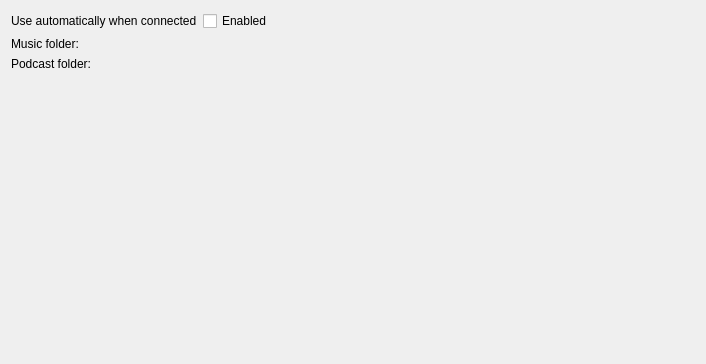
Above: src/core-impl/collections/umscollection/UmsConfiguration.ui from KDE/amarok before the change. Below: the same form after it.
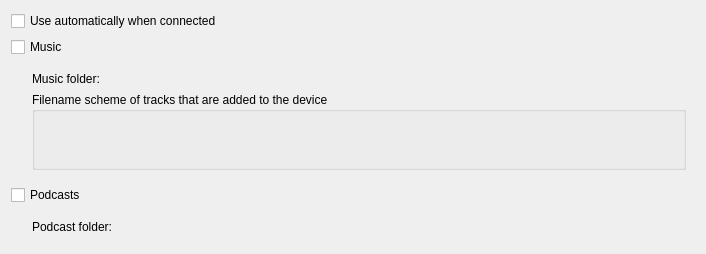
That is the form after the change. Custom widgets are drawn as their Qt base class.

Diff of the .ui file:
```diff
--- a/src/core-impl/collections/umscollection/UmsConfiguration.ui
+++ b/src/core-impl/collections/umscollection/UmsConfiguration.ui
@@ -7,7 +7,7 @@
     <x>0</x>
     <y>0</y>
     <width>706</width>
-    <height>364</height>
+    <height>254</height>
    </rect>
   </property>
   <property name="minimumSize">
@@ -19,41 +19,244 @@
   <property name="windowTitle">
    <string>USB Mass Storage device configuration</string>
   </property>
-  <layout class="QFormLayout" name="formLayout">
-   <item row="3" column="0">
-    <widget class="QLabel" name="label_2">
-     <property name="text">
-      <string>Music folder:</string>
-     </property>
-    </widget>
+  <layout class="QVBoxLayout" name="verticalLayout_3">
+   <item>
+    <layout class="QHBoxLayout" name="horizontalLayout_3">
+     <item>
+      <widget class="QCheckBox" name="m_autoConnect">
+       <property name="sizePolicy">
+        <sizepolicy hsizetype="Preferred" vsizetype="Fixed">
+         <horstretch>0</horstretch>
+         <verstretch>0</verstretch>
+        </sizepolicy>
+       </property>
+       <property name="minimumSize">
+        <size>
+         <width>250</width>
+         <height>0</height>
+        </size>
+       </property>
+       <property name="maximumSize">
+        <size>
+         <width>100</width>
+         <height>20</height>
+        </size>
+       </property>
+       <property name="autoFillBackground">
+        <bool>false</bool>
+       </property>
+       <property name="text">
+        <string>Use automatically when connected</string>
+       </property>
+      </widget>
+     </item>
+     <item>
+      <spacer name="horizontalSpacer">
+       <property name="orientation">
+        <enum>Qt::Horizontal</enum>
+       </property>
+       <property name="sizeHint" stdset="0">
+        <size>
+         <width>40</width>
+         <height>20</height>
+        </size>
+       </property>
+      </spacer>
+     </item>
+    </layout>
    </item>
-   <item row="3" column="1">
-    <widget class="KUrlRequester" name="m_musicFolder"/>
-   </item>
-   <item row="4" column="0">
-    <widget class="QLabel" name="label_3">
+   <item>
+    <widget class="QCheckBox" name="m_musicCheckBox">
+     <property name="font">
+      <font>
+       <weight>50</weight>
+       <bold>false</bold>
+       <underline>false</underline>
+      </font>
+     </property>
+     <property name="toolTip">
+      <string extracomment="Enabled music storage on this device"/>
+     </property>
      <property name="text">
-      <string>Podcast folder:</string>
+      <string>Music</string>
      </property>
     </widget>
    </item>
-   <item row="4" column="1">
-    <widget class="KUrlRequester" name="m_podcastFolder"/>
+   <item>
+    <layout class="QHBoxLayout" name="horizontalLayout_2">
+     <item>
+      <spacer name="horizontalSpacer_2">
+       <property name="orientation">
+        <enum>Qt::Horizontal</enum>
+       </property>
+       <property name="sizeType">
+        <enum>QSizePolicy::Fixed</enum>
+       </property>
+       <property name="sizeHint" stdset="0">
+        <size>
+         <width>12</width>
+         <height>20</height>
+        </size>
+       </property>
+      </spacer>
+     </item>
+     <item>
+      <widget class="QWidget" name="m_musicWidget" native="true">
+       <property name="sizePolicy">
+        <sizepolicy hsizetype="Minimum" vsizetype="MinimumExpanding">
+         <horstretch>0</horstretch>
+         <verstretch>0</verstretch>
+        </sizepolicy>
+       </property>
+       <layout class="QVBoxLayout" name="verticalLayout_2">
+        <item>
+         <layout class="QHBoxLayout" name="horizontalLayout_4">
+          <item>
+           <widget class="QLabel" name="label_4">
+            <property name="sizePolicy">
+             <sizepolicy hsizetype="Minimum" vsizetype="Minimum">
+              <horstretch>0</horstretch>
+              <verstretch>0</verstretch>
+             </sizepolicy>
+            </property>
+            <property name="minimumSize">
+             <size>
+              <width>200</width>
+              <height>10</height>
+             </size>
+            </property>
+            <property name="text">
+             <string>Music folder:</string>
+            </property>
+           </widget>
+          </item>
+          <item>
+           <widget class="KUrlRequester" name="m_musicFolder">
+            <property name="sizePolicy">
+             <sizepolicy hsizetype="Minimum" vsizetype="Minimum">
+              <horstretch>0</horstretch>
+              <verstretch>0</verstretch>
+             </sizepolicy>
+            </property>
+            <property name="minimumSize">
+             <size>
+              <width>100</width>
+              <height>0</height>
+             </size>
+            </property>
+           </widget>
+          </item>
+         </layout>
+        </item>
+        <item>
+         <widget class="QGroupBox" name="m_filenameSchemeBox">
+          <property name="sizePolicy">
+           <sizepolicy hsizetype="Minimum" vsizetype="MinimumExpanding">
+            <horstretch>0</horstretch>
+            <verstretch>0</verstretch>
+           </sizepolicy>
+          </property>
+          <property name="title">
+           <string>Filename scheme of tracks that are added to the device</string>
+          </property>
+         </widget>
+        </item>
+       </layout>
+      </widget>
+     </item>
+    </layout>
    </item>
-   <item row="2" column="1">
-    <widget class="QCheckBox" name="m_autoConnect">
-     <property name="text">
-      <string>Enabled</string>
+   <item>
+    <widget class="QCheckBox" name="m_podcastCheckBox">
+     <property name="font">
+      <font>
+       <weight>50</weight>
+       <bold>false</bold>
+       <underline>false</underline>
+      </font>
      </property>
-    </widget>
-   </item>
-   <item row="2" column="0">
-    <widget class="QLabel" name="label">
+     <property name="toolTip">
+      <string extracomment="Enabled podcast storage on this device"/>
+     </property>
      <property name="text">
-      <string>Use automatically when connected</string>
+      <string>Podcasts</string>
      </property>
     </widget>
    </item>
+   <item>
+    <layout class="QHBoxLayout" name="horizontalLayout_5">
+     <item>
+      <spacer name="horizontalSpacer_3">
+       <property name="orientation">
+        <enum>Qt::Horizontal</enum>
+       </property>
+       <property name="sizeType">
+        <enum>QSizePolicy::Fixed</enum>
+       </property>
+       <property name="sizeHint" stdset="0">
+        <size>
+         <width>12</width>
+         <height>20</height>
+        </size>
+       </property>
+      </spacer>
+     </item>
+     <item>
+      <widget class="QWidget" name="m_podcastWidget" native="true">
+       <property name="sizePolicy">
+        <sizepolicy hsizetype="Minimum" vsizetype="Minimum">
+         <horstretch>0</horstretch>
+         <verstretch>0</verstretch>
+        </sizepolicy>
+       </property>
+       <layout class="QVBoxLayout" name="verticalLayout">
+        <item>
+         <layout class="QHBoxLayout" name="horizontalLayout">
+          <item>
+           <widget class="QLabel" name="label_3">
+            <property name="sizePolicy">
+             <sizepolicy hsizetype="Minimum" vsizetype="Minimum">
+              <horstretch>0</horstretch>
+              <verstretch>0</verstretch>
+             </sizepolicy>
+            </property>
+            <property name="minimumSize">
+             <size>
+              <width>200</width>
+              <height>10</height>
+             </size>
+            </property>
+            <property name="frameShape">
+             <enum>QFrame::NoFrame</enum>
+            </property>
+            <property name="text">
+             <string>Podcast folder:</string>
+            </property>
+           </widget>
+          </item>
+          <item>
+           <widget class="KUrlRequester" name="m_podcastFolder">
+            <property name="sizePolicy">
+             <sizepolicy hsizetype="Minimum" vsizetype="Minimum">
+              <horstretch>0</horstretch>
+              <verstretch>0</verstretch>
+             </sizepolicy>
+            </property>
+            <property name="minimumSize">
+             <size>
+              <width>100</width>
+              <height>0</height>
+             </size>
+            </property>
+           </widget>
+          </item>
+         </layout>
+        </item>
+       </layout>
+      </widget>
+     </item>
+    </layout>
+   </item>
   </layout>
  </widget>
  <customwidgets>
```
Left out of the diff: 36 changed lines with no effect on the pictures.
